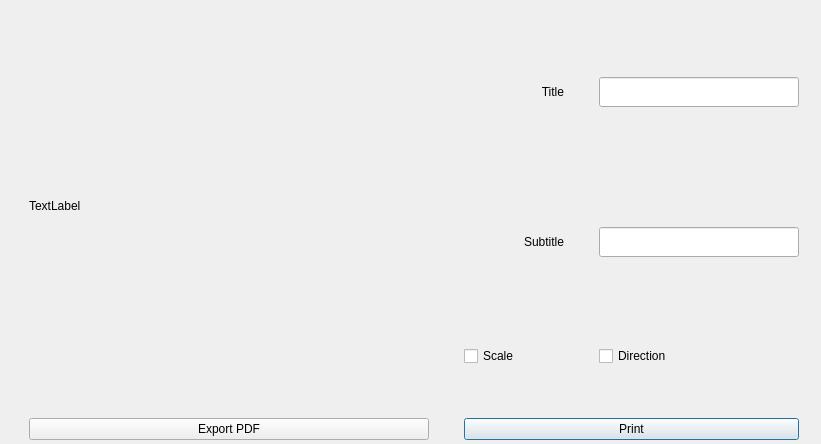
Before: the Qt Designer form printWindow.ui in Kanahiro/EZPrinter, drawn with Qt 5.
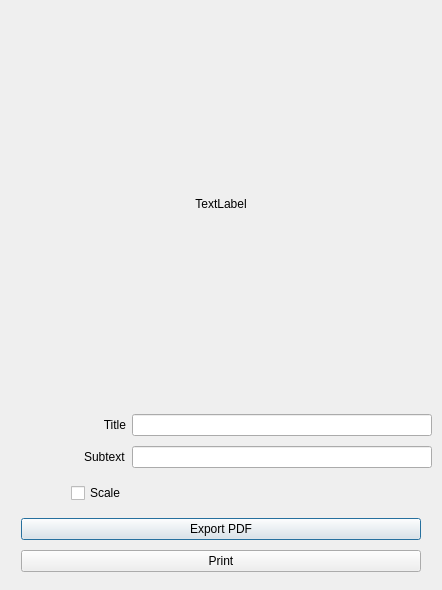
After: the same form once the commit is applied.

What changed in the file:
```diff
--- a/printWindow.ui
+++ b/printWindow.ui
@@ -6,8 +6,8 @@
    <rect>
     <x>0</x>
     <y>0</y>
-    <width>821</width>
-    <height>444</height>
+    <width>442</width>
+    <height>590</height>
    </rect>
   </property>
   <property name="sizePolicy">
@@ -22,15 +22,15 @@
   <widget class="QWidget" name="gridLayoutWidget">
    <property name="geometry">
     <rect>
-     <x>0</x>
+     <x>10</x>
      <y>0</y>
-     <width>831</width>
-     <height>443</height>
+     <width>422</width>
+     <height>581</height>
     </rect>
    </property>
    <layout class="QGridLayout" name="gridLayout">
-    <item row="2" column="2">
-     <widget class="QCheckBox" name="checkBox_2">
+    <item row="0" column="0" colspan="2" alignment="Qt::AlignHCenter">
+     <widget class="QLabel" name="imageLabel">
       <property name="sizePolicy">
        <sizepolicy hsizetype="Fixed" vsizetype="Fixed">
         <horstretch>0</horstretch>
@@ -39,22 +39,19 @@
       </property>
       <property name="minimumSize">
        <size>
-        <width>100</width>
-        <height>30</height>
-       </size>
-      </property>
-      <property name="maximumSize">
-       <size>
-        <width>100</width>
-        <height>30</height>
+        <width>400</width>
+        <height>400</height>
        </size>
       </property>
       <property name="text">
-       <string>Direction</string>
+       <string>TextLabel</string>
+      </property>
+      <property name="alignment">
+       <set>Qt::AlignCenter</set>
       </property>
      </widget>
     </item>
-    <item row="2" column="1">
+    <item row="3" column="0" alignment="Qt::AlignRight">
      <widget class="QCheckBox" name="scaleBarCheck">
       <property name="sizePolicy">
        <sizepolicy hsizetype="Fixed" vsizetype="Fixed">
@@ -64,13 +61,7 @@
       </property>
       <property name="minimumSize">
        <size>
-        <width>100</width>
-        <height>30</height>
-       </size>
-      </property>
-      <property name="maximumSize">
-       <size>
-        <width>100</width>
+        <width>0</width>
         <height>30</height>
        </size>
       </property>
@@ -79,26 +70,14 @@
       </property>
      </widget>
     </item>
-    <item row="0" column="1">
+    <item row="1" column="0" alignment="Qt::AlignRight">
      <widget class="QLabel" name="titleLabel">
       <property name="sizePolicy">
-       <sizepolicy hsizetype="Fixed" vsizetype="Fixed">
+       <sizepolicy hsizetype="Preferred" vsizetype="Preferred">
         <horstretch>0</horstretch>
         <verstretch>0</verstretch>
        </sizepolicy>
       </property>
-      <property name="minimumSize">
-       <size>
-        <width>100</width>
-        <height>30</height>
-       </size>
-      </property>
-      <property name="maximumSize">
-       <size>
-        <width>100</width>
-        <height>30</height>
-       </size>
-      </property>
       <property name="text">
        <string>Title</string>
       </property>
@@ -107,77 +86,8 @@
       </property>
      </widget>
     </item>
-    <item row="0" column="2">
-     <widget class="QLineEdit" name="titleLineEdit">
-      <property name="sizePolicy">
-       <sizepolicy hsizetype="Fixed" vsizetype="Fixed">
-        <horstretch>0</horstretch>
-        <verstretch>0</verstretch>
-       </sizepolicy>
-      </property>
-      <property name="minimumSize">
-       <size>
-        <width>200</width>
-        <height>30</height>
-       </size>
-      </property>
-      <property name="maximumSize">
-       <size>
-        <width>200</width>
-        <height>30</height>
-       </size>
-      </property>
-     </widget>
-    </item>
-    <item row="1" column="2">
-     <widget class="QLineEdit" name="subtitleLineEdit">
-      <property name="sizePolicy">
-       <sizepolicy hsizetype="Fixed" vsizetype="Fixed">
-        <horstretch>0</horstretch>
-        <verstretch>0</verstretch>
-       </sizepolicy>
-      </property>
-      <property name="minimumSize">
-       <size>
-        <width>200</width>
-        <height>30</height>
-       </size>
-      </property>
-      <property name="maximumSize">
-       <size>
-        <width>200</width>
-        <height>30</height>
-       </size>
-      </property>
-     </widget>
-    </item>
-    <item row="0" column="0" rowspan="3">
-     <widget class="QLabel" name="imageLabel">
-      <property name="sizePolicy">
-       <sizepolicy hsizetype="Fixed" vsizetype="Fixed">
-        <horstretch>0</horstretch>
-        <verstretch>0</verstretch>
-       </sizepolicy>
-      </property>
-      <property name="minimumSize">
-       <size>
-        <width>400</width>
-        <height>400</height>
-       </size>
-      </property>
-      <property name="maximumSize">
-       <size>
-        <width>400</width>
-        <height>400</height>
-       </size>
-      </property>
-      <property name="text">
-       <string>TextLabel</string>
-      </property>
-     </widget>
-    </item>
     <item row="1" column="1">
-     <widget class="QLabel" name="subtitleLabel">
+     <widget class="QLineEdit" name="titleLineEdit">
       <property name="sizePolicy">
        <sizepolicy hsizetype="Fixed" vsizetype="Fixed">
         <horstretch>0</horstretch>
@@ -186,38 +96,73 @@
       </property>
       <property name="minimumSize">
        <size>
-        <width>100</width>
-        <height>30</height>
+        <width>300</width>
+        <height>0</height>
        </size>
       </property>
-      <property name="maximumSize">
+     </widget>
+    </item>
+    <item row="2" column="1">
+     <widget class="QLineEdit" name="subtextLineEdit">
+      <property name="sizePolicy">
+       <sizepolicy hsizetype="Fixed" vsizetype="Fixed">
+        <horstretch>0</horstretch>
+        <verstretch>0</verstretch>
+       </sizepolicy>
+      </property>
+      <property name="minimumSize">
        <size>
-        <width>100</width>
-        <height>30</height>
+        <width>300</width>
+        <height>0</height>
        </size>
       </property>
-      <property name="text">
-       <string>Subtitle</string>
-      </property>
-      <property name="alignment">
-       <set>Qt::AlignRight|Qt::AlignTrailing|Qt::AlignVCenter</set>
-      </property>
      </widget>
     </item>
-    <item row="3" column="1" colspan="2">
-     <widget class="QPushButton" name="printButton">
+    <item row="2" column="0" alignment="Qt::AlignRight">
+     <widget class="QLabel" name="label">
       <property name="text">
-       <string>Print</string>
+       <string>Subtext</string>
       </property>
      </widget>
     </item>
-    <item row="3" column="0">
+    <item row="4" column="0" colspan="2" alignment="Qt::AlignHCenter">
      <widget class="QPushButton" name="exportButton">
+      <property name="sizePolicy">
+       <sizepolicy hsizetype="Fixed" vsizetype="Fixed">
+        <horstretch>0</horstretch>
+        <verstretch>0</verstretch>
+       </sizepolicy>
+      </property>
+      <property name="minimumSize">
+       <size>
+        <width>400</width>
+        <height>0</height>
+       </size>
+      </property>
       <property name="text">
        <string>Export PDF</string>
       </property>
      </widget>
     </item>
+    <item row="5" column="0" colspan="2" alignment="Qt::AlignHCenter">
+     <widget class="QPushButton" name="printButton">
+      <property name="sizePolicy">
+       <sizepolicy hsizetype="Fixed" vsizetype="Fixed">
+        <horstretch>0</horstretch>
+        <verstretch>0</verstretch>
+       </sizepolicy>
+      </property>
+      <property name="minimumSize">
+       <size>
+        <width>400</width>
+        <height>0</height>
+       </size>
+      </property>
+      <property name="text">
+       <string>Print</string>
+      </property>
+     </widget>
+    </item>
    </layout>
   </widget>
  </widget>
```
